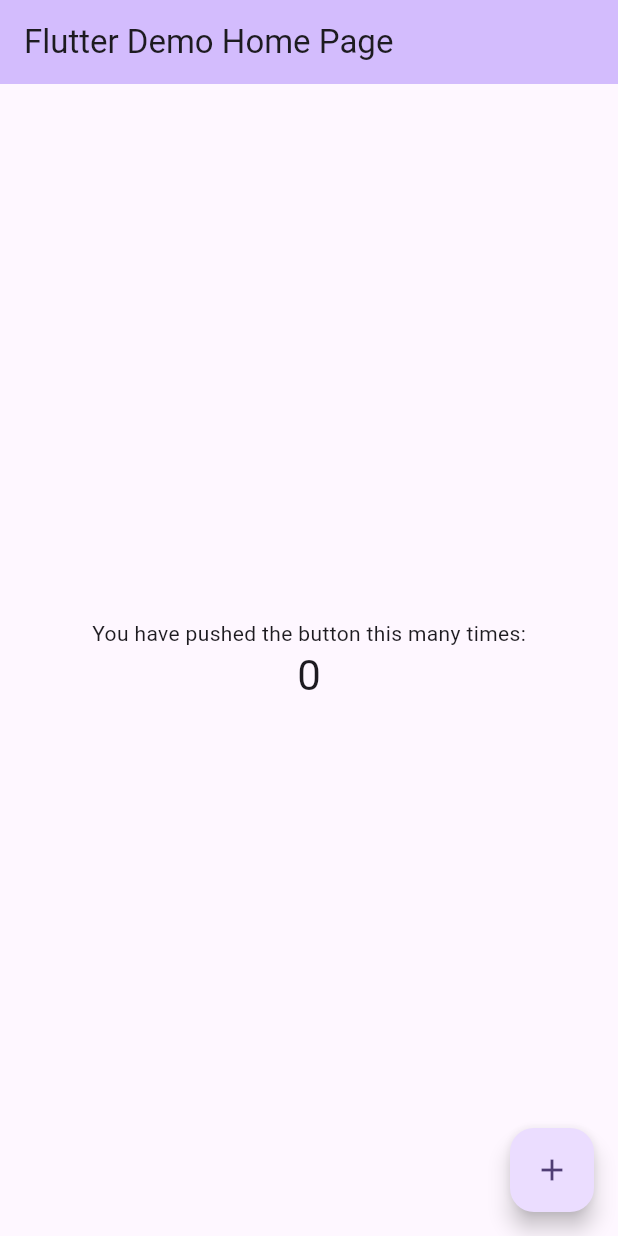
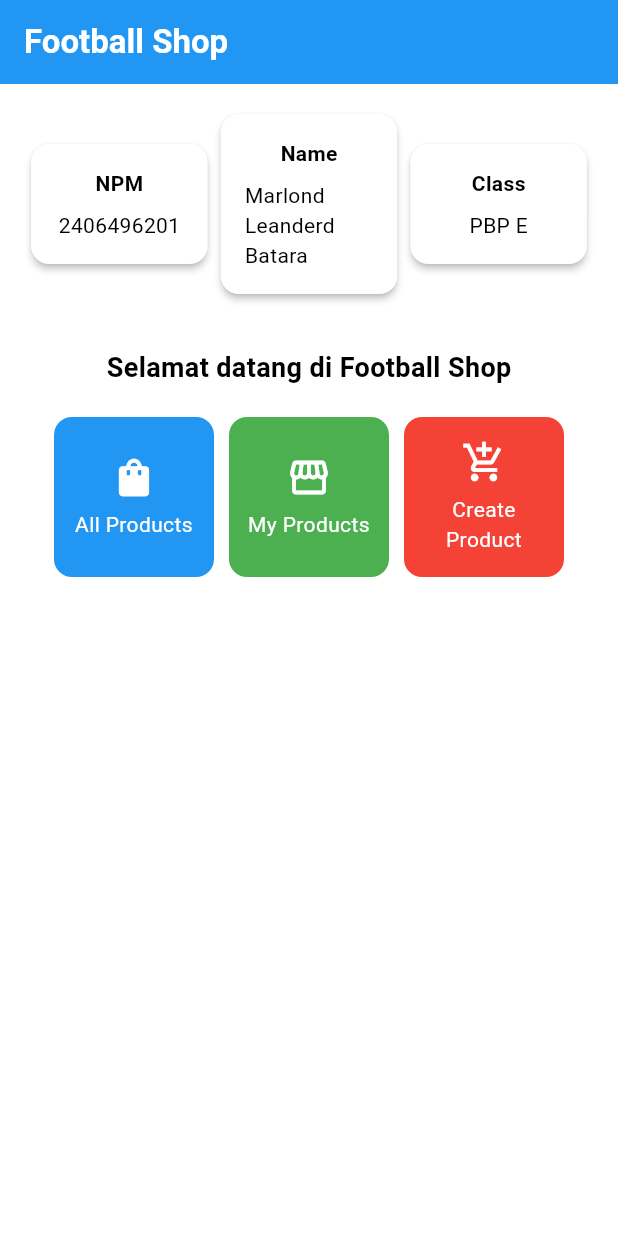
Before and after one commit to marlonderd/football-shop-mobile, a Flutter app: the screen it shows after launch, on a phone screen of 412 x 824 dp. Run offline on Flutter 3.47's test engine with Material 3 defaults, Android fonts, the phone set to English and light mode, and no system bars.

Commit message:
Tugas 7 Selesai

```diff
--- a/lib/main.dart
+++ b/lib/main.dart
@@ -1,4 +1,5 @@
 import 'package:flutter/material.dart';
+import 'package:football_shop/menu.dart';
 
 void main() {
   runApp(const MyApp());
@@ -7,116 +8,16 @@ void main() {
 class MyApp extends StatelessWidget {
   const MyApp({super.key});
 
-  // This widget is the root of your application.
   @override
   Widget build(BuildContext context) {
     return MaterialApp(
-      title: 'Flutter Demo',
+      title: 'Football Shop',
       theme: ThemeData(
-        // This is the theme of your application.
-        //
-        // TRY THIS: Try running your application with "flutter run". You'll see
-        // the application has a purple toolbar. Then, without quitting the app,
-        // try changing the seedColor in the colorScheme below to Colors.green
-        // and then invoke "hot reload" (save your changes or press the "hot
-        // reload" button in a Flutter-supported IDE, or press "r" if you used
-        // the command line to start the app).
-        //
-        // Notice that the counter didn't reset back to zero; the application
-        // state is not lost during the reload. To reset the state, use hot
-        // restart instead.
-        //
-        // This works for code too, not just values: Most code changes can be
-        // tested with just a hot reload.
-        colorScheme: ColorScheme.fromSeed(seedColor: Colors.deepPurple),
+        colorScheme: ColorScheme.fromSwatch(primarySwatch: Colors.blue)
+            .copyWith(secondary: Colors.blueAccent[400]),
+        useMaterial3: true,
       ),
-      home: const MyHomePage(title: 'Flutter Demo Home Page'),
+      home: MyHomePage(),
     );
   }
 }
-
-class MyHomePage extends StatefulWidget {
-  const MyHomePage({super.key, required this.title});
-
-  // This widget is the home page of your application. It is stateful, meaning
-  // that it has a State object (defined below) that contains fields that affect
-  // how it looks.
-
-  // This class is the configuration for the state. It holds the values (in this
-  // case the title) provided by the parent (in this case the App widget) and
-  // used by the build method of the State. Fields in a Widget subclass are
-  // always marked "final".
-
-  final String title;
-
-  @override
-  State<MyHomePage> createState() => _MyHomePageState();
-}
-
-class _MyHomePageState extends State<MyHomePage> {
-  int _counter = 0;
-
-  void _incrementCounter() {
-    setState(() {
-      // This call to setState tells the Flutter framework that something has
-      // changed in this State, which causes it to rerun the build method below
-      // so that the display can reflect the updated values. If we changed
-      // _counter without calling setState(), then the build method would not be
-      // called again, and so nothing would appear to happen.
-      _counter++;
-    });
-  }
-
-  @override
-  Widget build(BuildContext context) {
-    // This method is rerun every time setState is called, for instance as done
-    // by the _incrementCounter method above.
-    //
-    // The Flutter framework has been optimized to make rerunning build methods
-    // fast, so that you can just rebuild anything that needs updating rather
-    // than having to individually change instances of widgets.
-    return Scaffold(
-      appBar: AppBar(
-        // TRY THIS: Try changing the color here to a specific color (to
-        // Colors.amber, perhaps?) and trigger a hot reload to see the AppBar
-        // change color while the other colors stay the same.
-        backgroundColor: Theme.of(context).colorScheme.inversePrimary,
-        // Here we take the value from the MyHomePage object that was created by
-        // the App.build method, and use it to set our appbar title.
-        title: Text(widget.title),
-      ),
-      body: Center(
-        // Center is a layout widget. It takes a single child and positions it
-        // in the middle of the parent.
-        child: Column(
-          // Column is also a layout widget. It takes a list of children and
-          // arranges them vertically. By default, it sizes itself to fit its
-          // children horizontally, and tries to be as tall as its parent.
-          //
-          // Column has various properties to control how it sizes itself and
-          // how it positions its children. Here we use mainAxisAlignment to
-          // center the children vertically; the main axis here is the vertical
-          // axis because Columns are vertical (the cross axis would be
-          // horizontal).
-          //
-          // TRY THIS: Invoke "debug painting" (choose the "Toggle Debug Paint"
-          // action in the IDE, or press "p" in the console), to see the
-          // wireframe for each widget.
-          mainAxisAlignment: MainAxisAlignment.center,
-          children: <Widget>[
-            const Text('You have pushed the button this many times:'),
-            Text(
-              '$_counter',
-              style: Theme.of(context).textTheme.headlineMedium,
-            ),
-          ],
-        ),
-      ),
-      floatingActionButton: FloatingActionButton(
-        onPressed: _incrementCounter,
-        tooltip: 'Increment',
-        child: const Icon(Icons.add),
-      ), // This trailing comma makes auto-formatting nicer for build methods.
-    );
-  }
-}
--- /dev/null
+++ b/lib/menu.dart
@@ -0,0 +1,159 @@
+import 'package:flutter/material.dart';
+
+class ItemHomepage {
+  final String name;
+  final IconData icon;
+  final Color color;
+
+  ItemHomepage(this.name, this.icon, this.color);
+}
+
+class MyHomePage extends StatelessWidget {
+  MyHomePage({super.key});
+
+  final String nama = "Marlond Leanderd Batara";
+  final String npm = "2406496201";
+  final String kelas = "PBP E";
+
+  final List<ItemHomepage> items = [
+    ItemHomepage(
+        "All Products", Icons.shopping_bag, Colors.blue),
+    ItemHomepage(
+        "My Products", Icons.storefront, Colors.green),
+    ItemHomepage("Create Product", Icons.add_shopping_cart, Colors.red),
+  ];
+
+  @override
+  Widget build(BuildContext context) {
+    return Scaffold(
+      appBar: AppBar(
+        title: const Text(
+          'Football Shop',
+          style: TextStyle(
+            color: Colors.white,
+            fontWeight: FontWeight.bold,
+          ),
+        ),
+        backgroundColor: Theme.of(context).colorScheme.primary,
+      ),
+      body: Padding(
+        padding: const EdgeInsets.all(16.0),
+        child: Column(
+          crossAxisAlignment: CrossAxisAlignment.center,
+          children: [
+            Row(
+              mainAxisAlignment: MainAxisAlignment.spaceEvenly,
+              children: [
+                InfoCard(title: 'NPM', content: npm),
+                InfoCard(title: 'Name', content: nama),
+                InfoCard(title: 'Class', content: kelas),
+              ],
+            ),
+
+            const SizedBox(height: 16.0),
+
+            Center(
+              child: Column(
+                children: [
+                  const Padding(
+                    padding: EdgeInsets.only(top: 16.0),
+                    child: Text(
+                      'Selamat datang di Football Shop',
+                      style: TextStyle(
+                        fontWeight: FontWeight.bold,
+                        fontSize: 18.0,
+                      ),
+                    ),
+                  ),
+
+                  GridView.count(
+                    primary: true,
+                    padding: const EdgeInsets.all(20),
+                    crossAxisSpacing: 10,
+                    mainAxisSpacing: 10,
+                    crossAxisCount: 3,
+                    shrinkWrap: true,
+                    children: items.map((ItemHomepage item) {
+                      return ItemCard(item);
+                    }).toList(),
+                  ),
+                ],
+              ),
+            ),
+          ],
+        ),
+      ),
+    );
+  }
+}
+
+class InfoCard extends StatelessWidget {
+  final String title;
+  final String content;
+
+  const InfoCard({super.key, required this.title, required this.content});
+
+  @override
+  Widget build(BuildContext context) {
+    return Card(
+      elevation: 2.0,
+      child: Container(
+        width: MediaQuery.of(context).size.width / 3.5,
+        padding: const EdgeInsets.all(16.0),
+        child: Column(
+          children: [
+            Text(
+              title,
+              style: const TextStyle(fontWeight: FontWeight.bold),
+            ),
+            const SizedBox(height: 8.0),
+            Text(content),
+          ],
+        ),
+      ),
+    );
+  }
+}
+
+class ItemCard extends StatelessWidget {
+  final ItemHomepage item;
+
+  const ItemCard(this.item, {super.key});
+
+  @override
+  Widget build(BuildContext context) {
+    return Material(
+      color: item.color,
+      borderRadius: BorderRadius.circular(12),
+      child: InkWell(
+        onTap: () {
+          ScaffoldMessenger.of(context)
+            ..hideCurrentSnackBar()
+            ..showSnackBar(
+                SnackBar(content: Text("Kamu telah menekan tombol ${item.name}")));
+        },
+        child: Container(
+          padding: const EdgeInsets.all(8),
+          child: Center(
+            child: Column(
+              mainAxisAlignment: MainAxisAlignment.center,
+              children: [
+                Icon(
+                  item.icon,
+                  color: Colors.white,
+                  size: 30.0,
+                ),
+                const Padding(padding: EdgeInsets.all(3)),
+                Text(
+                  item.name,
+                  textAlign: TextAlign.center,
+                  style: const TextStyle(color: Colors.white),
+                ),
+              ],
+            ),
+          ),
+        ),
+      ),
+    );
+  }
+}
```
Also changed, not shown: 1 other file.
